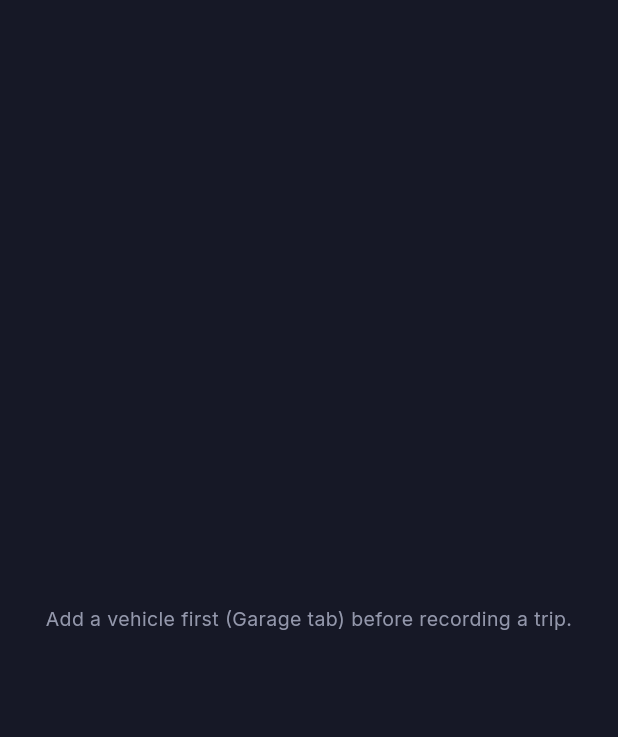
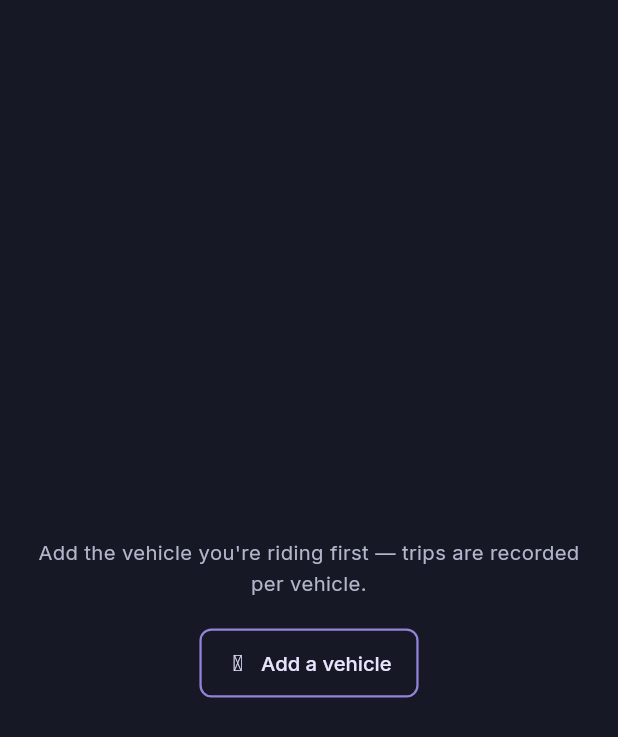
Before and after one commit to julian-e-negrete/OpenTrip, a Flutter app: the RecordingScreen screen opened directly, on a phone screen of 412 x 824 dp. Shown: the top 737 px of the screen. Run offline on Flutter 3.47's test engine with Material 3 defaults, Android fonts, the phone set to English and light mode, and no system bars; our stand-ins replace audioplayers, battery_plus, flutter_blue_plus, flutter_map, geolocator, google_fonts and 10 more; missing offline and left inert: gal; accounts and stored records are empty.

Commit message:
Record: offer "Add a vehicle" on a fresh install; fix the emulator test
The emulator test finally ran end to end (run #43, now that KVM and the
permission fixes are in) and failed on its last check: it expected
"Start recording", but a fresh install has no vehicles, so Record shows
its empty state. That empty state was a dead end too — a sentence
pointing at the Garage tab — on the very first screen a new rider taps.

- Record's no-vehicle state now has an "Add a vehicle" button that opens
  the add-vehicle screen directly.
- The integration test checks that empty state first, then adds a
  vehicle the way the Garage would and checks Record switches to a real
  "Start recording" control on its own. Both steps verified locally by
  replaying the same flow against the real app.

Co-Authored-By: Claude Opus 5.5 <noreply@anthropic.com>
Claude-Session: https://claude.ai/code/session_01Ho58c7BucVKS8hMojRdmok

```diff
--- a/apps/mobile/lib/trip/recording_screen.dart
+++ b/apps/mobile/lib/trip/recording_screen.dart
@@ -28,6 +28,7 @@ import '../theme/layout_prefs.dart';
 import '../theme/ph_icons.dart';
 import '../theme/primitives.dart';
 import '../vehicle/ble_connection_service.dart';
+import '../vehicles/add_vehicle_screen.dart';
 import 'camera_alerts.dart';
 import 'lean_angle_tracker.dart';
 import 'location_recorder.dart';
@@ -660,13 +661,30 @@ class _RecordingScreenState extends State<RecordingScreen> {
             child: _loadingVehicles
                 ? const Center(child: CircularProgressIndicator())
                 : _vehicles.isEmpty
-                ? const Center(
+                // A first-time rider's first tap on record lands here —
+                // offer the next step right away instead of sending them
+                // off to find the Garage tab.
+                ? Center(
                     child: Padding(
-                      padding: EdgeInsets.all(24),
-                      child: Text(
-                        'Add a vehicle first (Garage tab) before recording a trip.',
-                        style: TextStyle(color: Noct.n500, fontSize: 13),
-                        textAlign: TextAlign.center,
+                      padding: const EdgeInsets.all(24),
+                      child: Column(
+                        mainAxisSize: MainAxisSize.min,
+                        children: [
+                          const Text(
+                            'Add the vehicle you\'re riding first — trips are recorded per vehicle.',
+                            style: TextStyle(color: Noct.n400, fontSize: 13.5),
+                            textAlign: TextAlign.center,
+                          ),
+                          const SizedBox(height: 18),
+                          NoctOutlinedButton(
+                            label: 'Add a vehicle',
+                            icon: Ph.plus,
+                            expand: false,
+                            onPressed: () => Navigator.of(
+                              context,
+                            ).push(MaterialPageRoute(builder: (_) => const AddVehicleScreen())),
+                          ),
+                        ],
                       ),
                     ),
                   )
```
Also changed, not shown: 1 other file.
